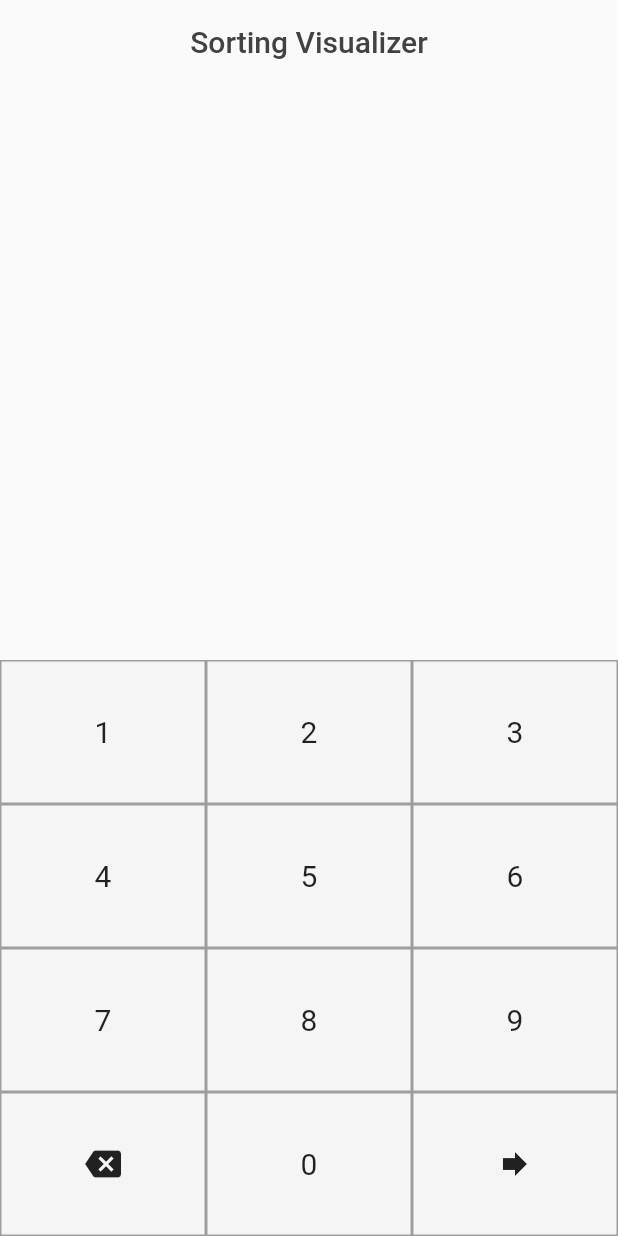
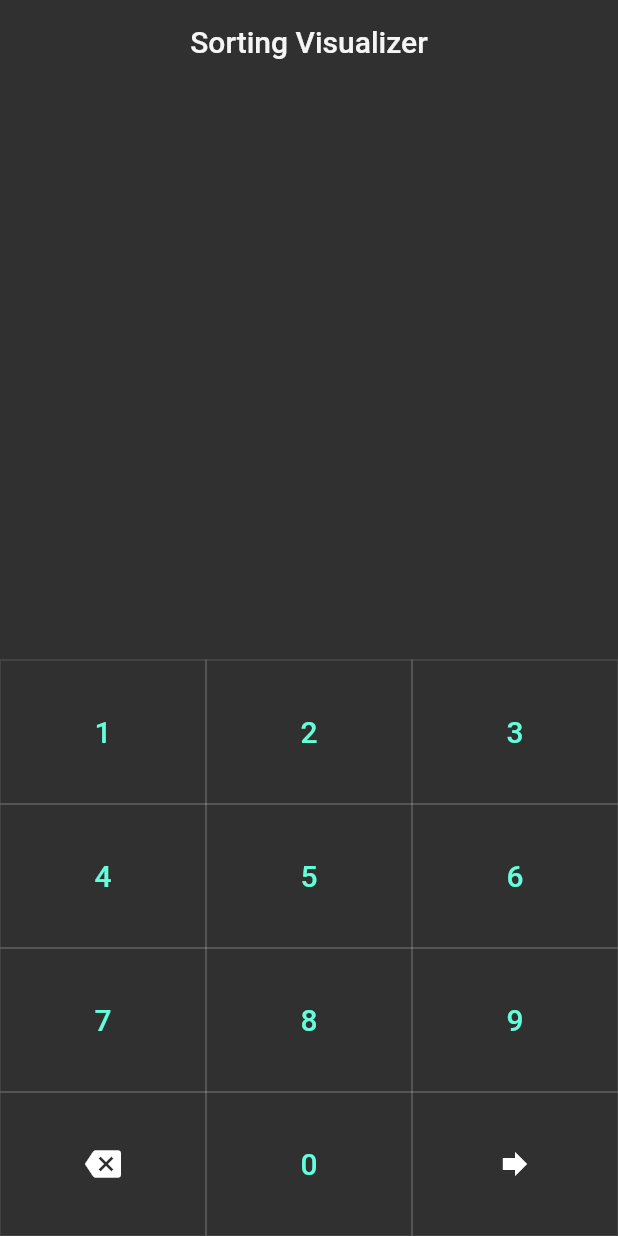
Before and after one commit to RitamChakraborty/sorting_visualizer, a Flutter app: the screen it shows after launch, on a phone screen of 412 x 824 dp. Run offline on Flutter 3.47's test engine with Material 2 defaults, Android fonts, the phone set to English and light mode, and no system bars.

Commit message:
Ui: Work on the ui for the new home page

```diff
--- a/lib/main.dart
+++ b/lib/main.dart
@@ -15,6 +15,8 @@ class MyApp extends StatelessWidget {
           button: TextStyle(color: Colors.white),
         ),
       ),
+      darkTheme: ThemeData.dark(),
+      themeMode: ThemeMode.dark,
       home: HomePageConcept(),
     );
   }
--- a/lib/pages/home_page_concept.dart
+++ b/lib/pages/home_page_concept.dart
@@ -3,26 +3,27 @@ import 'dart:math';
 import 'package:flutter/material.dart';
 
 class HomePageConcept extends StatelessWidget {
+  @override
+  Widget build(BuildContext context) {
     Widget digitButton({@required Widget child}) {
       return Expanded(
-      child: Container(
-        decoration: BoxDecoration(
-            color: Colors.grey[100], border: Border.all(color: Colors.grey)),
-        alignment: Alignment.center,
-        child: child,
+        child: MaterialButton(
+          onPressed: () {},
+          shape: ContinuousRectangleBorder(
+              borderRadius: BorderRadius.all(Radius.zero),
+              side: BorderSide(
+                color: Theme.of(context).dividerColor,
+              )),
+          child: Center(child: child),
         ),
       );
     }
 
     Widget text(String text) => Text(
           text,
-    style: TextStyle(
-      fontSize: 20.0
-    ),
+          style:
+              TextStyle(fontSize: 20.0, color: Theme.of(context).accentColor),
         );
-
-  @override
-  Widget build(BuildContext context) {
     return Material(
       child: Scaffold(
         appBar: AppBar(
@@ -32,7 +33,9 @@ class HomePageConcept extends StatelessWidget {
           title: Text(
             "Sorting Visualizer",
             style: TextStyle(
-              color: Colors.grey[800],
+              color: Theme.of(context).brightness == Brightness.light
+                  ? Colors.grey.shade800
+                  : Colors.grey.shade100,
             ),
           ),
         ),
```
Lines whose indentation alone changed are shown as unchanged.
